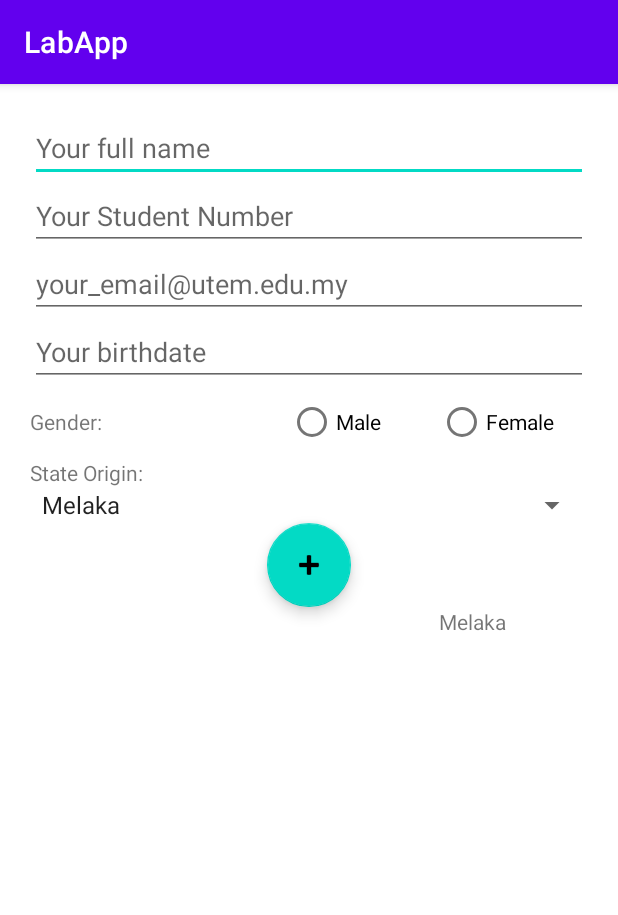
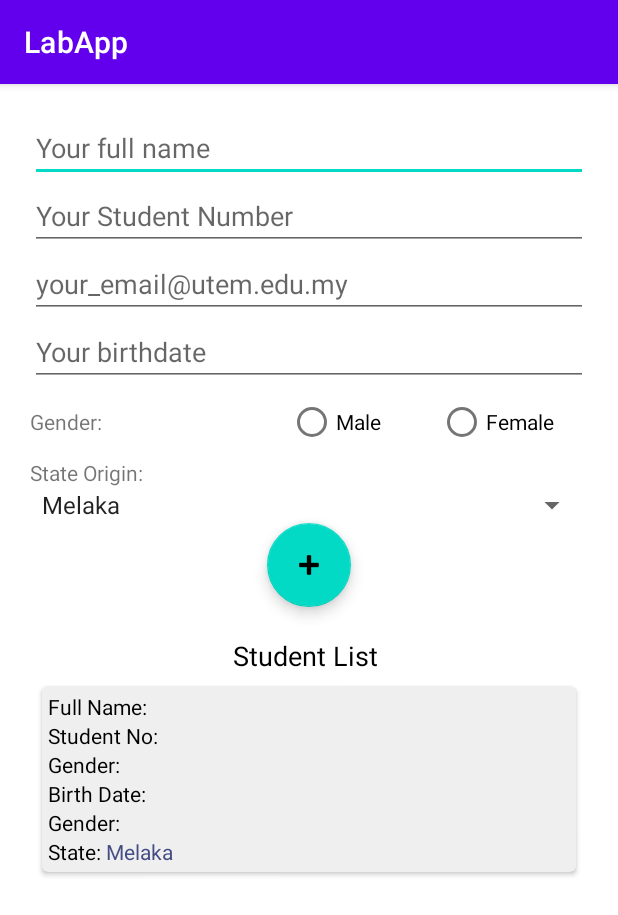
Before and after one commit to irshadnazree/Mad_LabApp, an Android app: the screen it shows after launch (RegistrationActivity), after a tap on an icon or button, on a phone screen of 412 x 824 dp. Shown: the top 915 px of the screen. Run offline under Robolectric (Android 15) with nearby library versions, the phone set to English and light mode, and no system bars.

Commit message:
LabApp - V0.1.2 - fix student list

```diff
--- a/app/src/main/java/com/bits/labapp/RegistrationActivity.java
+++ b/app/src/main/java/com/bits/labapp/RegistrationActivity.java
@@ -86,7 +86,7 @@ public class RegistrationActivity extends AppCompatActivity {
         else if(binding.rbFemale.isChecked())
             gender = binding.rbFemale.getText().toString();
 
-        student = new Student(fullname,studNo,email,gender,birth, state);
+        student = new Student(fullname,studNo,email,gender,birth,state);
 
         students.add(student);
         adapter.notifyItemInserted(students.size());
--- a/app/src/main/java/com/bits/labapp/Student.java
+++ b/app/src/main/java/com/bits/labapp/Student.java
@@ -9,14 +9,6 @@ public class Student {
         this.strEmail = strEmail;
         this.strGender = strGender;
         this.strBirthdate = strBirthdate;
-        this.strState = strState;
-    }
-
-    public Student(String strFullname, String strStudNo, String strEmail, String strGender, String strState) {
-        this.strFullname = strFullname;
-        this.strStudNo = strStudNo;
-        this.strEmail = strEmail;
-        this.strGender = strGender;
         this.strState = strState;
     }
 
--- a/app/src/main/java/com/bits/labapp/sqlite/StudentDB.java
+++ b/app/src/main/java/com/bits/labapp/sqlite/StudentDB.java
@@ -52,10 +52,10 @@ public class StudentDB extends SQLiteOpenHelper {
         SQLiteDatabase sqLiteDatabase = this.getWritableDatabase();
         ContentValues values = new ContentValues();
         values.put(colFullName, insStudent.getStrFullname());
+        values.put(colEmail, insStudent.getStrEmail());
         values.put(colGender, insStudent.getStrGender());
         values.put(colBirth, insStudent.getStrBirthdate());
         values.put(colState, insStudent.getStrState());
-        values.put(colEmail, insStudent.getStrEmail());
 
         retResult = sqLiteDatabase.insert(tblStudent, null, values);
         return retResult;
@@ -73,9 +73,11 @@ public class StudentDB extends SQLiteOpenHelper {
                 String strStudName = cursor.getString(cursor.getColumnIndex((colFullName)));
                 String strStudNo = cursor.getString(cursor.getColumnIndex((colStudNo)));
                 String strEmail = cursor.getString(cursor.getColumnIndex((colEmail)));
+                String strGender = cursor.getString(cursor.getColumnIndex((colGender)));
+                String strBirth = cursor.getString(cursor.getColumnIndex((colBirth)));
                 String strState = cursor.getString(cursor.getColumnIndex((colState)));
-                String strGender = cursor.getString(cursor.getColumnIndex((colGender)));
-                Student student = new Student(strStudName,strStudNo,strEmail,strState,strGender);
+
+                Student student = new Student(strStudName,strStudNo,strEmail,strState,strBirth,strGender);
                 studLists.add(student);
             }while(cursor.moveToNext());
         }
--- a/app/src/main/res/layout/activity_registration.xml
+++ b/app/src/main/res/layout/activity_registration.xml
@@ -84,10 +84,23 @@
         android:clickable="true"
         app:srcCompat="@android:drawable/ic_input_add"
         android:layout_gravity="center"/>
+    <LinearLayout
+        android:layout_width="wrap_content"
+        android:layout_height="wrap_content"
+        android:layout_marginTop="20dp" />
 
-    <androidx.recyclerview.widget.RecyclerView
-        android:id="@+id/rcvStud"
-        android:layout_width="match_parent"
-        android:layout_height="match_parent" />
+        <TextView
+            android:id="@+id/txtStdList"
+            android:layout_width="wrap_content"
+            android:layout_height="wrap_content"
+            android:layout_gravity="center_horizontal"
+            android:text="Student List "
+            android:textColor="#000000"
+            android:textSize="18sp" />
 
+        <androidx.recyclerview.widget.RecyclerView
+            android:id="@+id/rcvStud"
+            android:layout_width="match_parent"
+            android:layout_height="match_parent"/>
+<!--    </LinearLayout>-->
 </LinearLayout>
--- a/app/src/main/res/layout/item_student.xml
+++ b/app/src/main/res/layout/item_student.xml
@@ -1,46 +1,149 @@
 <?xml version="1.0" encoding="utf-8"?>
-<LinearLayout xmlns:android="http://schemas.android.com/apk/res/android"    android:layout_width="match_parent"
-    android:layout_height="wrap_content">
+<androidx.cardview.widget.CardView
+    xmlns:android="http://schemas.android.com/apk/res/android"
+    android:layout_width="match_parent"
+    android:layout_height="wrap_content"
+    xmlns:app="http://schemas.android.com/apk/res-auto"
+    app:cardCornerRadius="4dp"
+    android:layout_margin="8dp"
+    android:backgroundTint="#efefef">
+    <LinearLayout
+        android:layout_width="match_parent"
+        android:layout_height="wrap_content"
+        android:layout_margin="4dp"
+        android:orientation="vertical">
+
+        <LinearLayout
+            android:layout_width="wrap_content"
+            android:layout_height="wrap_content"
+            android:layout_gravity="clip_horizontal"
+            android:orientation="horizontal">
+
+            <TextView
+                android:id="@+id/txtName"
+                android:layout_width="wrap_content"
+                android:layout_height="wrap_content"
+                android:layout_weight="1"
+                android:text="Full Name: "
+                android:textColor="#000000" />
 
             <TextView
                 android:id="@+id/lblFullName"
                 android:layout_width="wrap_content"
                 android:layout_height="wrap_content"
                 android:layout_weight="1"
-        android:text="TextView" />
+                android:text="TextView"
+                android:textColor="#444D83" />
+        </LinearLayout>
+        <LinearLayout
+            android:layout_width="wrap_content"
+            android:layout_height="wrap_content"
+            android:orientation="horizontal"
+            android:layout_gravity="center_vertical">
+
+            <TextView
+                android:id="@+id/txtStudNo"
+                android:layout_width="wrap_content"
+                android:layout_height="wrap_content"
+                android:layout_weight="1"
+                android:text="Student No: "
+                android:textColor="#000000" />
 
             <TextView
                 android:id="@+id/lblStudNo"
                 android:layout_width="wrap_content"
                 android:layout_height="wrap_content"
                 android:layout_weight="1"
-        android:text="TextView" />
+                android:text="TextView"
+                android:textColor="#444D83" />
+        </LinearLayout>
+        <LinearLayout
+            android:layout_width="wrap_content"
+            android:layout_height="wrap_content"
+            android:orientation="horizontal"
+            android:layout_gravity="center_vertical">
+
+            <TextView
+                android:id="@+id/txtGender"
+                android:layout_width="wrap_content"
+                android:layout_height="wrap_content"
+                android:layout_weight="1"
+                android:text="Gender: "
+                android:textColor="#000000" />
 
             <TextView
                 android:id="@+id/lblGender"
                 android:layout_width="wrap_content"
                 android:layout_height="wrap_content"
                 android:layout_weight="1"
-        android:text="TextView" />
+                android:text="TextView"
+                android:textColor="#444D83" />
+        </LinearLayout>
+        <LinearLayout
+            android:layout_width="wrap_content"
+            android:layout_height="wrap_content"
+            android:orientation="horizontal"
+            android:layout_gravity="center_vertical">
+
+            <TextView
+                android:id="@+id/txtBirth"
+                android:layout_width="wrap_content"
+                android:layout_height="wrap_content"
+                android:layout_weight="1"
+                android:text="Birth Date: "
+                android:textColor="#000000" />
 
             <TextView
                 android:id="@+id/lblBirthdate"
                 android:layout_width="wrap_content"
                 android:layout_height="wrap_content"
                 android:layout_weight="1"
-        android:text="TextView" />
+                android:text="TextView"
+                android:textColor="#444D83" />
+        </LinearLayout>
+        <LinearLayout
+            android:layout_width="wrap_content"
+            android:layout_height="wrap_content"
+            android:orientation="horizontal"
+            android:layout_gravity="center_vertical">
+
+            <TextView
+                android:id="@+id/txtEmail"
+                android:layout_width="wrap_content"
+                android:layout_height="wrap_content"
+                android:layout_weight="1"
+                android:text="Gender: "
+                android:textColor="#000000" />
 
             <TextView
                 android:id="@+id/lblEmail"
                 android:layout_width="wrap_content"
                 android:layout_height="wrap_content"
                 android:layout_weight="1"
-        android:text="TextView" />
+                android:text="Email Address:"
+                android:textColor="#444D83" />
+        </LinearLayout>
+        <LinearLayout
+            android:layout_width="wrap_content"
+            android:layout_height="wrap_content"
+            android:orientation="horizontal"
+            android:layout_gravity="center_vertical">
+
+            <TextView
+                android:id="@+id/txtState"
+                android:layout_width="wrap_content"
+                android:layout_height="wrap_content"
+                android:layout_weight="1"
+                android:text="State: "
+                android:textColor="#000000" />
 
             <TextView
                 android:id="@+id/lblState"
                 android:layout_width="wrap_content"
                 android:layout_height="wrap_content"
                 android:layout_weight="1"
-        android:text="TextView" />
+                android:text="TextView"
+                android:textColor="#444D83" />
         </LinearLayout>
+    </LinearLayout>
+</androidx.cardview.widget.CardView>
```
Lines whose indentation alone changed are shown as unchanged.
